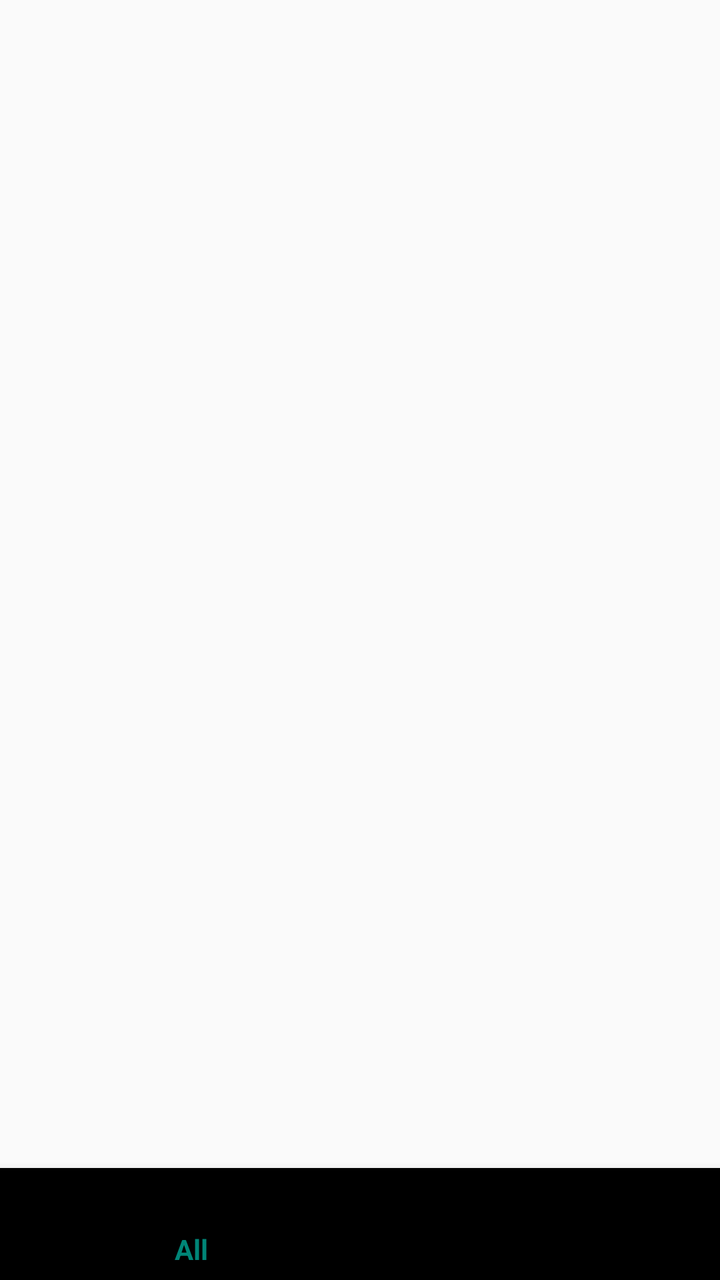
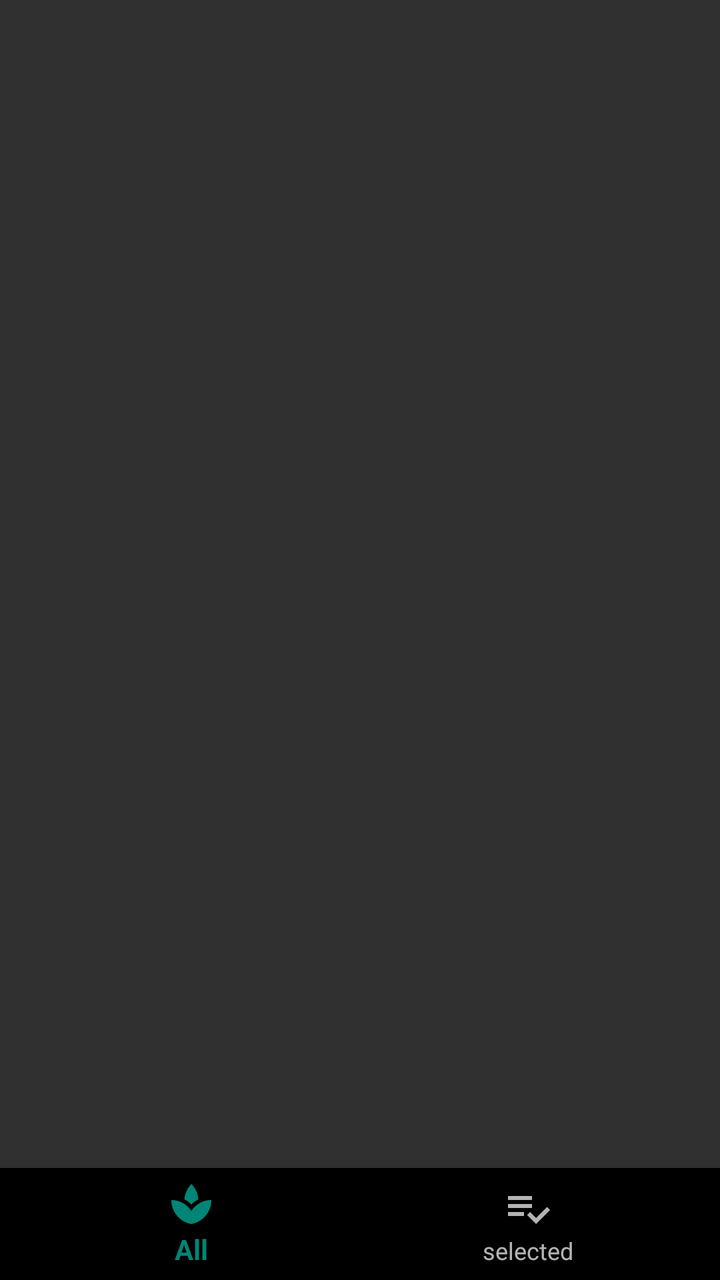

Compare the two renders of this Android layout. The source of the first and the diff that turns it into the second are given below.
<!-- AndroidManifest.xml: application theme AppTheme -->
<!-- res/layout/fragment_main.xml -->
<?xml version="1.0" encoding="utf-8"?>
<androidx.constraintlayout.widget.ConstraintLayout
    xmlns:android="http://schemas.android.com/apk/res/android"
    xmlns:app="http://schemas.android.com/apk/res-auto"
    xmlns:tools="http://schemas.android.com/tools"
    android:layout_width="match_parent"
    android:layout_height="match_parent"
    tools:context=".ui.MainFragment">

    <androidx.appcompat.widget.Toolbar
        android:id="@+id/toolbar"
        android:layout_width="match_parent"
        android:layout_height="wrap_content"
        app:layout_constraintTop_toTopOf="parent" />

    <androidx.recyclerview.widget.RecyclerView
        android:id="@+id/recycler"
        android:layout_width="match_parent"
        android:layout_height="0dp"
        app:layoutManager="androidx.recyclerview.widget.LinearLayoutManager"
        app:layout_constraintBottom_toTopOf="@+id/navigation"
        app:layout_constraintTop_toBottomOf="@+id/toolbar" />

    <com.google.android.material.bottomnavigation.BottomNavigationView
        android:id="@+id/navigation"
        android:layout_width="match_parent"
        android:layout_height="wrap_content"
        app:layout_constraintBottom_toBottomOf="parent"
        app:menu="@menu/navigation" />

</androidx.constraintlayout.widget.ConstraintLayout>
<!-- resources referenced by this layout -->
<resources>
  <style name="AppTheme" parent="Theme.AppCompat.Light.DarkActionBar">
          
          <item name="colorPrimary">@color/colorPrimary</item>
          <item name="colorPrimaryDark">@color/colorPrimaryDark</item>
          <item name="colorAccent">@color/colorAccent</item>
      </style>
  <color name="colorPrimary">#008577</color>
  <color name="colorPrimaryDark">#00574B</color>
  <color name="colorAccent">#D81B60</color>
</resources>

<!-- the commit's change to res/layout/fragment_main.xml (unified diff, before → after) -->
@@ -7,19 +7,12 @@
     android:layout_height="match_parent"
     tools:context=".ui.MainFragment">
 
-    <androidx.appcompat.widget.Toolbar
-        android:id="@+id/toolbar"
-        android:layout_width="match_parent"
-        android:layout_height="wrap_content"
-        app:layout_constraintTop_toTopOf="parent" />
-
-    <androidx.recyclerview.widget.RecyclerView
-        android:id="@+id/recycler"
+    <FrameLayout
+        android:id="@+id/fragment_container"
         android:layout_width="match_parent"
         android:layout_height="0dp"
-        app:layoutManager="androidx.recyclerview.widget.LinearLayoutManager"
         app:layout_constraintBottom_toTopOf="@+id/navigation"
-        app:layout_constraintTop_toBottomOf="@+id/toolbar" />
+        app:layout_constraintTop_toTopOf="parent" />
 
     <com.google.android.material.bottomnavigation.BottomNavigationView
         android:id="@+id/navigation"
<!-- resource entries referenced after the edit -->
@@ -1,6 +1,6 @@
 <!-- resources referenced by this layout -->
 <resources>
-  <style name="AppTheme" parent="Theme.AppCompat.Light.DarkActionBar">
+  <style name="AppTheme" parent="Theme.AppCompat">
           
           <item name="colorPrimary">@color/colorPrimary</item>
           <item name="colorPrimaryDark">@color/colorPrimaryDark</item>
